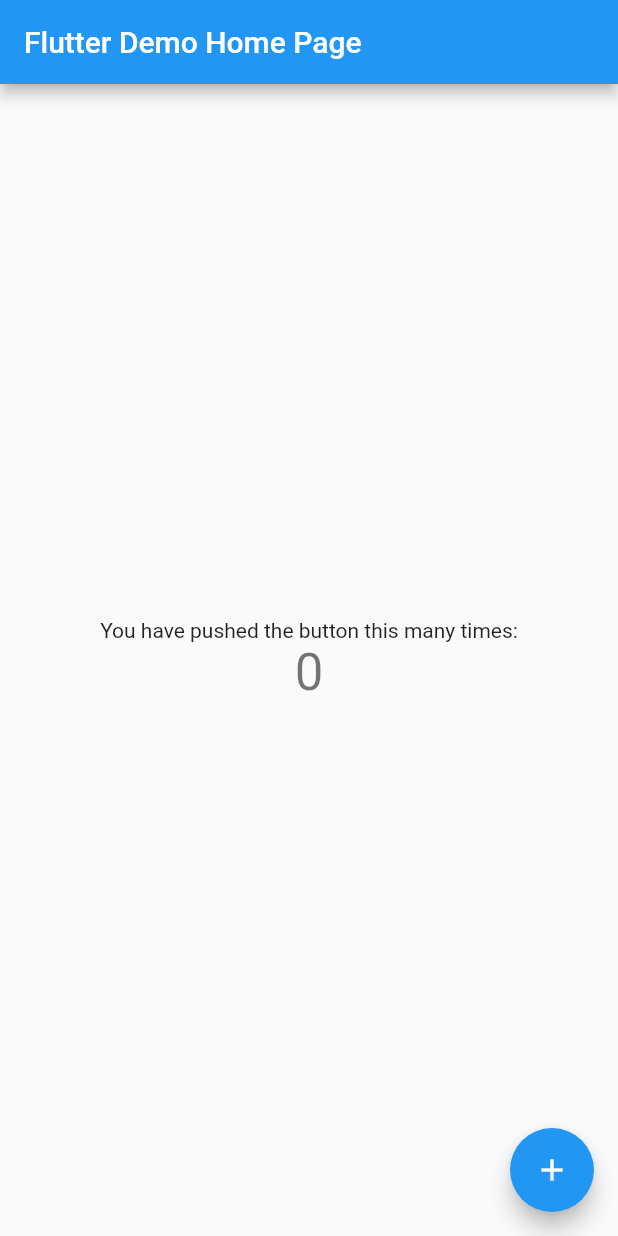
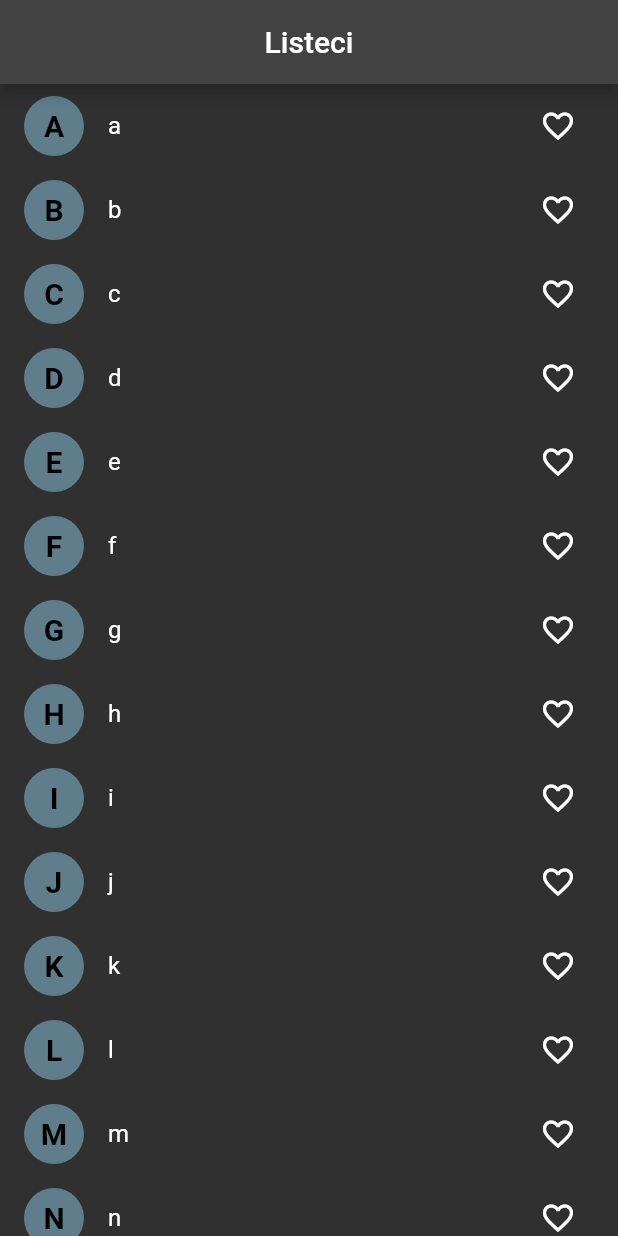
Before and after one commit to alkndoom/comparison, a Flutter app: the screen it shows after launch, on a phone screen of 412 x 824 dp. Run offline on Flutter 3.47's test engine with Material 2 defaults, Android fonts, the light colour scheme and no system bars.

Commit message:
app1
Added app1.

```diff
--- /dev/null
+++ b/lib/app1.dart
@@ -0,0 +1,110 @@
+import 'package:flutter/material.dart';
+
+class DummyInfo {
+  static List intList = Iterable<int>.generate(15).toList();
+  static List alphabetList = [
+    "a",
+    "b",
+    "c",
+    "d",
+    "e",
+    "f",
+    "g",
+    "h",
+    "i",
+    "j",
+    "k",
+    "l",
+    "m",
+    "n",
+    "o",
+    "p",
+    "q",
+    "r",
+    "s",
+    "t",
+    "u",
+    "v",
+    "w",
+    "x",
+    "y",
+    "z"
+  ];
+}
+
+class Listeci extends StatefulWidget {
+  const Listeci({Key? key}) : super(key: key);
+
+  @override
+  State<Listeci> createState() => _ListeciState();
+}
+
+class _ListeciState extends State<Listeci> {
+  //########################################
+  @override
+  void initState() {
+    super.initState();
+  }
+
+  @override
+  void dispose() {
+    super.dispose();
+  }
+  //########################################
+
+  List selections = [];
+
+  void selectTile(String item) {
+    setState(() {
+      selections.contains(item)
+          ? selections.remove(item)
+          : selections.add(item);
+    });
+  }
+
+  //########################################
+
+  @override
+  Widget build(BuildContext context) {
+    return Scaffold(
+      appBar: AppBar(
+        title: Text("Listeci"),
+        centerTitle: true,
+      ),
+      body: SafeArea(
+        child: ListView.builder(
+          itemCount: DummyInfo.alphabetList.length,
+          itemBuilder: (context, index) {
+            String item = DummyInfo.alphabetList[index];
+            return ListTile(
+              leading: CircleAvatar(
+                backgroundColor: Colors.blueGrey,
+                child: Text(
+                  "${item.toUpperCase()}",
+                  style: TextStyle(
+                    color: Colors.black,
+                    fontWeight: FontWeight.bold,
+                    fontSize: 20,
+                  ),
+                ),
+              ),
+              trailing: IconButton(
+                onPressed: () {
+                  selectTile(item);
+                },
+                splashRadius: 20,
+                icon: selections.contains(item)
+                    ? Icon(Icons.favorite)
+                    : Icon(Icons.favorite_border),
+              ),
+              onTap: () {
+                selectTile(item);
+              },
+              title: Text("$item"),
+            );
+          },
+        ),
+      ),
+    );
+  }
+}
--- a/lib/main.dart
+++ b/lib/main.dart
@@ -1,4 +1,6 @@
 import 'package:flutter/material.dart';
+
+import 'app1.dart';
 
 void main() {
   runApp(const MyApp());
@@ -11,105 +13,9 @@
   @override
   Widget build(BuildContext context) {
     return MaterialApp(
-      title: 'Flutter Demo',
-      theme: ThemeData(
-        // This is the theme of your application.
-        //
-        // Try running your application with "flutter run". You'll see the
-        // application has a blue toolbar. Then, without quitting the app, try
-        // changing the primarySwatch below to Colors.green and then invoke
-        // "hot reload" (press "r" in the console where you ran "flutter run",
-        // or simply save your changes to "hot reload" in a Flutter IDE).
-        // Notice that the counter didn't reset back to zero; the application
-        // is not restarted.
-        primarySwatch: Colors.blue,
-      ),
-      home: const MyHomePage(title: 'Flutter Demo Home Page'),
+      debugShowCheckedModeBanner: false,
+      theme: ThemeData.dark(),
+      home: Listeci(),
     );
   }
 }
-
-class MyHomePage extends StatefulWidget {
-  const MyHomePage({Key? key, required this.title}) : super(key: key);
-
-  // This widget is the home page of your application. It is stateful, meaning
-  // that it has a State object (defined below) that contains fields that affect
-  // how it looks.
-
-  // This class is the configuration for the state. It holds the values (in this
-  // case the title) provided by the parent (in this case the App widget) and
-  // used by the build method of the State. Fields in a Widget subclass are
-  // always marked "final".
-
-  final String title;
-
-  @override
-  State<MyHomePage> createState() => _MyHomePageState();
-}
-
-class _MyHomePageState extends State<MyHomePage> {
-  int _counter = 0;
-
-  void _incrementCounter() {
-    setState(() {
-      // This call to setState tells the Flutter framework that something has
-      // changed in this State, which causes it to rerun the build method below
-      // so that the display can reflect the updated values. If we changed
-      // _counter without calling setState(), then the build method would not be
-      // called again, and so nothing would appear to happen.
-      _counter++;
-    });
-  }
-
-  @override
-  Widget build(BuildContext context) {
-    // This method is rerun every time setState is called, for instance as done
-    // by the _incrementCounter method above.
-    //
-    // The Flutter framework has been optimized to make rerunning build methods
-    // fast, so that you can just rebuild anything that needs updating rather
-    // than having to individually change instances of widgets.
-    return Scaffold(
-      appBar: AppBar(
-        // Here we take the value from the MyHomePage object that was created by
-        // the App.build method, and use it to set our appbar title.
-        title: Text(widget.title),
-      ),
-      body: Center(
-        // Center is a layout widget. It takes a single child and positions it
-        // in the middle of the parent.
-        child: Column(
-          // Column is also a layout widget. It takes a list of children and
-          // arranges them vertically. By default, it sizes itself to fit its
-          // children horizontally, and tries to be as tall as its parent.
-          //
-          // Invoke "debug painting" (press "p" in the console, choose the
-          // "Toggle Debug Paint" action from the Flutter Inspector in Android
-          // Studio, or the "Toggle Debug Paint" command in Visual Studio Code)
-          // to see the wireframe for each widget.
-          //
-          // Column has various properties to control how it sizes itself and
-          // how it positions its children. Here we use mainAxisAlignment to
-          // center the children vertically; the main axis here is the vertical
-          // axis because Columns are vertical (the cross axis would be
-          // horizontal).
-          mainAxisAlignment: MainAxisAlignment.center,
-          children: <Widget>[
-            const Text(
-              'You have pushed the button this many times:',
-            ),
-            Text(
-              '$_counter',
-              style: Theme.of(context).textTheme.headline4,
-            ),
-          ],
-        ),
-      ),
-      floatingActionButton: FloatingActionButton(
-        onPressed: _incrementCounter,
-        tooltip: 'Increment',
-        child: const Icon(Icons.add),
-      ), // This trailing comma makes auto-formatting nicer for build methods.
-    );
-  }
-}
```
